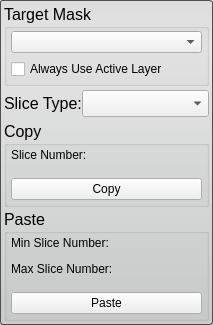
Old version of the form src/Interface/ToolInterface/ClipboardToolInterface.ui in the repository SCIInstitute/Seg3D.
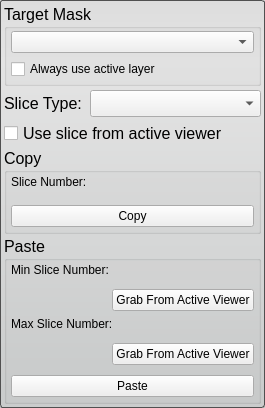
New version of the form. Custom widgets are drawn as their Qt base class.

Commit message: Added an option to the copy/paste tool to use slice from the current active viewer.

Diff of the .ui file:
```diff
--- a/src/Interface/ToolInterface/ClipboardToolInterface.ui
+++ b/src/Interface/ToolInterface/ClipboardToolInterface.ui
@@ -6,8 +6,8 @@
    <rect>
     <x>0</x>
     <y>0</y>
-    <width>213</width>
-    <height>325</height>
+    <width>265</width>
+    <height>408</height>
    </rect>
   </property>
   <property name="font">
@@ -78,7 +78,7 @@
             </sizepolicy>
            </property>
            <property name="text">
-            <string>Always Use Active Layer</string>
+            <string>Always use active layer</string>
            </property>
           </widget>
          </item>
@@ -123,6 +123,17 @@
      </layout>
     </widget>
    </item>
+   <item>
+    <layout class="QHBoxLayout" name="horizontalLayout">
+     <item>
+      <widget class="QCheckBox" name="use_active_viewer_">
+       <property name="text">
+        <string>Use slice from active viewer</string>
+       </property>
+      </widget>
+     </item>
+    </layout>
+   </item>
    <item>
     <widget class="QGroupBox" name="copy_groupbox_">
      <property name="title">
@@ -225,6 +236,36 @@
       <item>
        <widget class="QtUtils::QtSliderIntCombo" name="paste_slice_number_min_" native="true"/>
       </item>
+      <item>
+       <layout class="QHBoxLayout" name="horizontalLayout_6">
+        <property name="topMargin">
+         <number>0</number>
+        </property>
+        <property name="bottomMargin">
+         <number>0</number>
+        </property>
+        <item>
+         <spacer name="horizontalSpacer">
+          <property name="orientation">
+           <enum>Qt::Horizontal</enum>
+          </property>
+          <property name="sizeHint" stdset="0">
+           <size>
+            <width>40</width>
+            <height>20</height>
+           </size>
+          </property>
+         </spacer>
+        </item>
+        <item>
+         <widget class="QPushButton" name="grab_min_slice_button_">
+          <property name="text">
+           <string>Grab From Active Viewer</string>
+          </property>
+         </widget>
+        </item>
+       </layout>
+      </item>
       <item>
        <widget class="QLabel" name="label_4">
         <property name="text">
@@ -235,6 +276,36 @@
       <item>
        <widget class="QtUtils::QtSliderIntCombo" name="paste_slice_number_max_" native="true"/>
       </item>
+      <item>
+       <layout class="QHBoxLayout" name="horizontalLayout_7">
+        <property name="topMargin">
+         <number>0</number>
+        </property>
+        <property name="bottomMargin">
+         <number>0</number>
+        </property>
+        <item>
+         <spacer name="horizontalSpacer_2">
+          <property name="orientation">
+           <enum>Qt::Horizontal</enum>
+          </property>
+          <property name="sizeHint" stdset="0">
+           <size>
+            <width>40</width>
+            <height>20</height>
+           </size>
+          </property>
+         </spacer>
+        </item>
+        <item>
+         <widget class="QPushButton" name="grab_max_slice_button_">
+          <property name="text">
+           <string>Grab From Active Viewer</string>
+          </property>
+         </widget>
+        </item>
+       </layout>
+      </item>
       <item>
        <widget class="QWidget" name="widget_2" native="true">
         <property name="minimumSize">
```
The commit also changes 3 other files.
